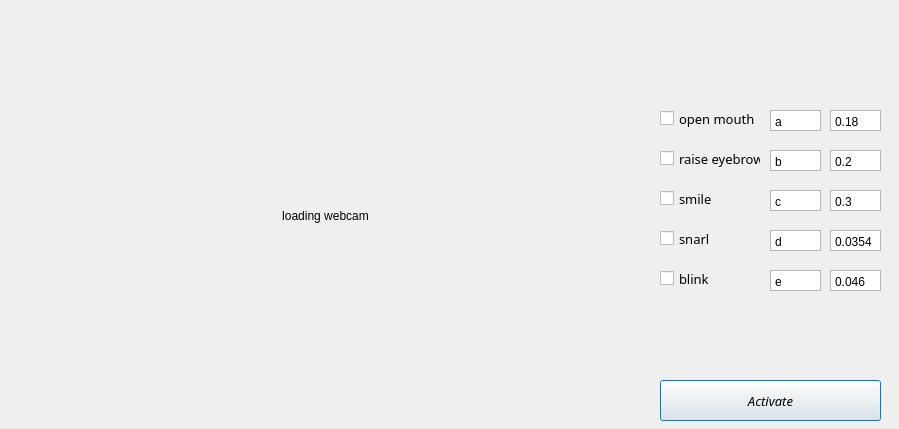
This is fr2.ui in manulea/MITGUI as Qt 5 draws it before an edit. The edited form follows.
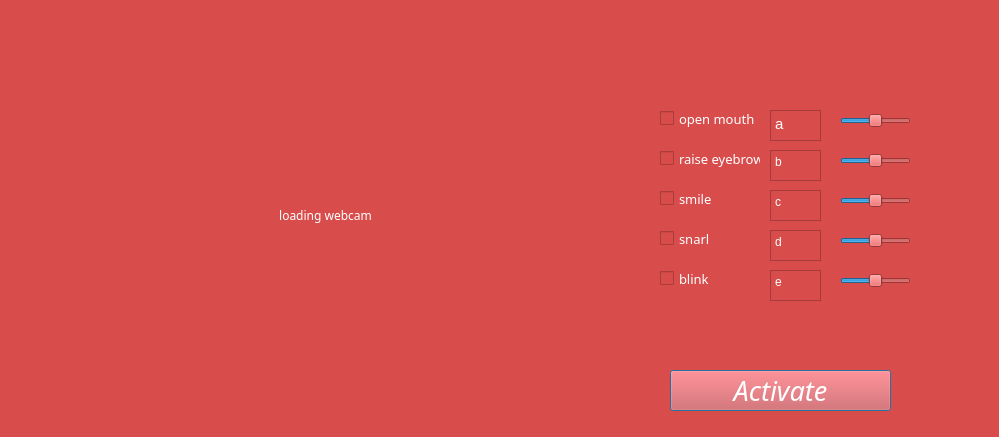
This is the edited form.

Commit message: Couldnt find the code to the center the labels, but managed to change the background to a lighter red for overall oberservation

```diff
--- a/fr2.ui
+++ b/fr2.ui
@@ -6,32 +6,41 @@
    <rect>
     <x>0</x>
     <y>0</y>
-    <width>899</width>
-    <height>429</height>
+    <width>999</width>
+    <height>437</height>
    </rect>
   </property>
   <property name="windowTitle">
    <string>Dialog</string>
   </property>
+  <property name="autoFillBackground">
+   <bool>false</bool>
+  </property>
+  <property name="styleSheet">
+   <string notr="true">background-color: rgb(216, 76, 76);</string>
+  </property>
   <widget class="QPushButton" name="btnInitialize">
    <property name="geometry">
     <rect>
-     <x>660</x>
-     <y>380</y>
+     <x>670</x>
+     <y>370</y>
      <width>221</width>
      <height>41</height>
     </rect>
    </property>
    <property name="font">
     <font>
-     <family>Nirmala UI Semilight</family>
-     <pointsize>10</pointsize>
+     <family>Kozuka Mincho Pro R</family>
+     <pointsize>20</pointsize>
      <italic>true</italic>
     </font>
    </property>
    <property name="autoFillBackground">
     <bool>false</bool>
    </property>
+   <property name="styleSheet">
+    <string notr="true">color: rgb(255, 255, 255);</string>
+   </property>
    <property name="text">
     <string>Activate</string>
    </property>
@@ -54,6 +63,9 @@
    <property name="layoutDirection">
     <enum>Qt::LeftToRight</enum>
    </property>
+   <property name="styleSheet">
+    <string notr="true">color: rgb(255, 255, 255);</string>
+   </property>
    <property name="text">
     <string>open mouth</string>
    </property>
@@ -73,6 +85,9 @@
      <pointsize>10</pointsize>
     </font>
    </property>
+   <property name="styleSheet">
+    <string notr="true">color: rgb(255, 255, 255);</string>
+   </property>
    <property name="text">
     <string>raise eyebrows</string>
    </property>
@@ -92,6 +107,9 @@
      <pointsize>10</pointsize>
     </font>
    </property>
+   <property name="styleSheet">
+    <string notr="true">color: rgb(255, 255, 255);</string>
+   </property>
    <property name="text">
     <string>smile</string>
    </property>
@@ -111,6 +129,9 @@
      <pointsize>10</pointsize>
     </font>
    </property>
+   <property name="styleSheet">
+    <string notr="true">color: rgb(255, 255, 255);</string>
+   </property>
    <property name="text">
     <string>snarl</string>
    </property>
@@ -130,6 +151,9 @@
      <pointsize>10</pointsize>
     </font>
    </property>
+   <property name="styleSheet">
+    <string notr="true">color: rgb(255, 255, 255);</string>
+   </property>
    <property name="text">
     <string>blink</string>
    </property>
@@ -140,14 +164,26 @@
      <x>770</x>
      <y>110</y>
      <width>51</width>
-     <height>21</height>
+     <height>31</height>
     </rect>
    </property>
    <property name="font">
     <font>
-     <kerning>true</kerning>
+     <family>MS Shell Dlg 2</family>
+     <pointsize>11</pointsize>
+     <weight>50</weight>
+     <italic>false</italic>
+     <bold>false</bold>
     </font>
    </property>
+   <property name="whatsThis">
+    <string>&lt;html&gt;&lt;head/&gt;&lt;body&gt;&lt;p align=&quot;center&quot;&gt;&lt;br/&gt;a&lt;/p&gt;&lt;/body&gt;&lt;/html&gt;</string>
+   </property>
+   <property name="styleSheet">
+    <string notr="true">color: rgb(255, 255, 255);
+font: 11pt &quot;MS Shell Dlg 2&quot;;
+alignment: AlignCenter;</string>
+   </property>
    <property name="verticalScrollBarPolicy">
     <enum>Qt::ScrollBarAlwaysOff</enum>
    </property>
@@ -161,9 +197,12 @@
      <x>770</x>
      <y>150</y>
      <width>51</width>
-     <height>21</height>
+     <height>31</height>
     </rect>
    </property>
+   <property name="styleSheet">
+    <string notr="true">color: rgb(255, 255, 255);</string>
+   </property>
    <property name="verticalScrollBarPolicy">
     <enum>Qt::ScrollBarAlwaysOff</enum>
    </property>
@@ -177,9 +216,12 @@
      <x>770</x>
      <y>190</y>
      <width>51</width>
-     <height>21</height>
+     <height>31</height>
     </rect>
    </property>
+   <property name="styleSheet">
+    <string notr="true">color: rgb(255, 255, 255);</string>
+   </property>
    <property name="verticalScrollBarPolicy">
     <enum>Qt::ScrollBarAlwaysOff</enum>
    </property>
@@ -187,63 +229,18 @@
     <string>c</string>
    </property>
   </widget>
-  <widget class="QPlainTextEdit" name="txtOpenMouthT">
-   <property name="geometry">
-    <rect>
-     <x>830</x>
-     <y>110</y>
-     <width>51</width>
-     <height>21</height>
-    </rect>
-   </property>
-   <property name="verticalScrollBarPolicy">
-    <enum>Qt::ScrollBarAlwaysOff</enum>
-   </property>
-   <property name="plainText">
-    <string>0.18</string>
-   </property>
-  </widget>
-  <widget class="QPlainTextEdit" name="txtRaiseEyebrowsT">
-   <property name="geometry">
-    <rect>
-     <x>830</x>
-     <y>150</y>
-     <width>51</width>
-     <height>21</height>
-    </rect>
-   </property>
-   <property name="verticalScrollBarPolicy">
-    <enum>Qt::ScrollBarAlwaysOff</enum>
-   </property>
-   <property name="plainText">
-    <string>0.2</string>
-   </property>
-  </widget>
-  <widget class="QPlainTextEdit" name="txtSmileT">
-   <property name="geometry">
-    <rect>
-     <x>830</x>
-     <y>190</y>
-     <width>51</width>
-     <height>21</height>
-    </rect>
-   </property>
-   <property name="verticalScrollBarPolicy">
-    <enum>Qt::ScrollBarAlwaysOff</enum>
-   </property>
-   <property name="plainText">
-    <string>0.3</string>
-   </property>
-  </widget>
   <widget class="QPlainTextEdit" name="txtSnarl">
    <property name="geometry">
     <rect>
      <x>770</x>
      <y>230</y>
      <width>51</width>
-     <height>21</height>
+     <height>31</height>
     </rect>
    </property>
+   <property name="styleSheet">
+    <string notr="true">color: rgb(255, 255, 255);</string>
+   </property>
    <property name="verticalScrollBarPolicy">
     <enum>Qt::ScrollBarAlwaysOff</enum>
    </property>
@@ -257,46 +254,21 @@
      <x>770</x>
      <y>270</y>
      <width>51</width>
-     <height>21</height>
+     <height>31</height>
     </rect>
    </property>
+   <property name="styleSheet">
+    <string notr="true">color: rgb(255, 255, 255);
+text-align: center;</string>
+   </property>
    <property name="verticalScrollBarPolicy">
     <enum>Qt::ScrollBarAlwaysOff</enum>
    </property>
    <property name="plainText">
     <string>e</string>
    </property>
-  </widget>
-  <widget class="QPlainTextEdit" name="txtBlinkT">
-   <property name="geometry">
-    <rect>
-     <x>830</x>
-     <y>270</y>
-     <width>51</width>
-     <height>21</height>
-    </rect>
-   </property>
-   <property name="verticalScrollBarPolicy">
-    <enum>Qt::ScrollBarAlwaysOff</enum>
-   </property>
-   <property name="plainText">
-    <string>0.046</string>
-   </property>
-  </widget>
-  <widget class="QPlainTextEdit" name="txtSnarlT">
-   <property name="geometry">
-    <rect>
-     <x>830</x>
-     <y>230</y>
-     <width>51</width>
-     <height>21</height>
-    </rect>
-   </property>
-   <property name="verticalScrollBarPolicy">
-    <enum>Qt::ScrollBarAlwaysOff</enum>
-   </property>
-   <property name="plainText">
-    <string>0.0354</string>
+   <property name="centerOnScroll">
+    <bool>false</bool>
    </property>
   </widget>
   <widget class="QLabel" name="webcam">
@@ -308,6 +280,14 @@
      <height>391</height>
     </rect>
    </property>
+   <property name="font">
+    <font>
+     <family>Myriad Arabic</family>
+    </font>
+   </property>
+   <property name="styleSheet">
+    <string notr="true">color: rgb(255, 255, 255);</string>
+   </property>
    <property name="text">
     <string>loading webcam</string>
    </property>
@@ -318,6 +298,104 @@
     <set>Qt::AlignCenter</set>
    </property>
   </widget>
+  <widget class="QSlider" name="horizontalSlider">
+   <property name="geometry">
+    <rect>
+     <x>840</x>
+     <y>110</y>
+     <width>71</width>
+     <height>22</height>
+    </rect>
+   </property>
+   <property name="maximum">
+    <number>100</number>
+   </property>
+   <property name="value">
+    <number>50</number>
+   </property>
+   <property name="sliderPosition">
+    <number>50</number>
+   </property>
+   <property name="orientation">
+    <enum>Qt::Horizontal</enum>
+   </property>
+  </widget>
+  <widget class="QSlider" name="horizontalSlider_2">
+   <property name="geometry">
+    <rect>
+     <x>840</x>
+     <y>150</y>
+     <width>71</width>
+     <height>22</height>
+    </rect>
+   </property>
+   <property name="maximum">
+    <number>100</number>
+   </property>
+   <property name="sliderPosition">
+    <number>50</number>
+   </property>
+   <property name="orientation">
+    <enum>Qt::Horizontal</enum>
+   </property>
+  </widget>
+  <widget class="QSlider" name="horizontalSlider_3">
+   <property name="geometry">
+    <rect>
+     <x>840</x>
+     <y>190</y>
+     <width>71</width>
+     <height>22</height>
+    </rect>
+   </property>
+   <property name="maximum">
+    <number>100</number>
+   </property>
+   <property name="sliderPosition">
+    <number>50</number>
+   </property>
+   <property name="orientation">
+    <enum>Qt::Horizontal</enum>
+   </property>
+  </widget>
+  <widget class="QSlider" name="horizontalSlider_4">
+   <property name="geometry">
+    <rect>
+     <x>840</x>
+     <y>230</y>
+     <width>71</width>
+     <height>22</height>
+    </rect>
+   </property>
+   <property name="maximum">
+    <number>100</number>
+   </property>
+   <property name="sliderPosition">
+    <number>50</number>
+   </property>
+   <property name="orientation">
+    <enum>Qt::Horizontal</enum>
+   </property>
+  </widget>
+  <widget class="QSlider" name="horizontalSlider_5">
+   <property name="geometry">
+    <rect>
+     <x>840</x>
+     <y>270</y>
+     <width>71</width>
+     <height>22</height>
+    </rect>
+   </property>
+   <property name="maximum">
+    <number>100</number>
+   </property>
+   <property name="sliderPosition">
+    <number>50</number>
+   </property>
+   <property name="orientation">
+    <enum>Qt::Horizontal</enum>
+   </property>
+  </widget>
  </widget>
  <resources/>
  <connections/>
```
The commit also changes 2 other files.
